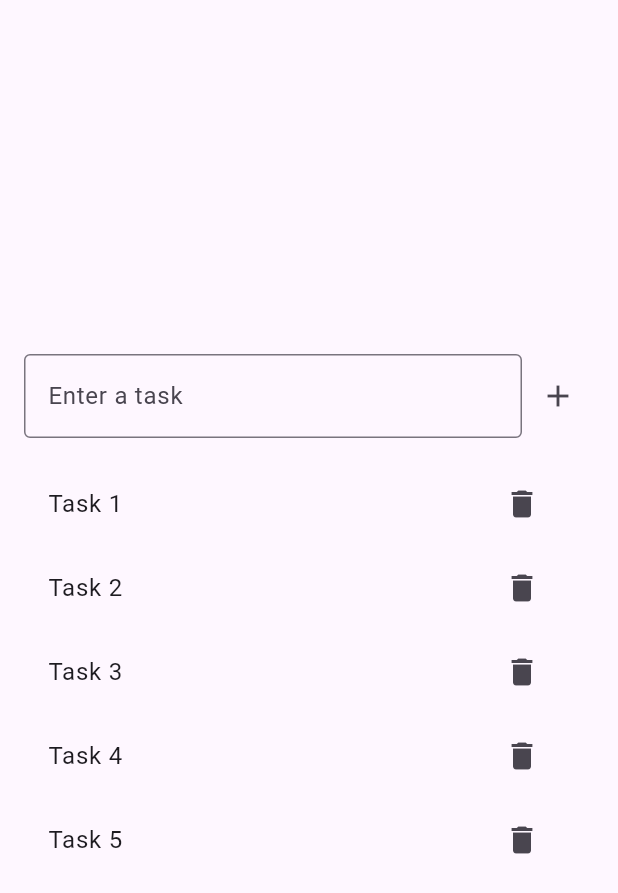
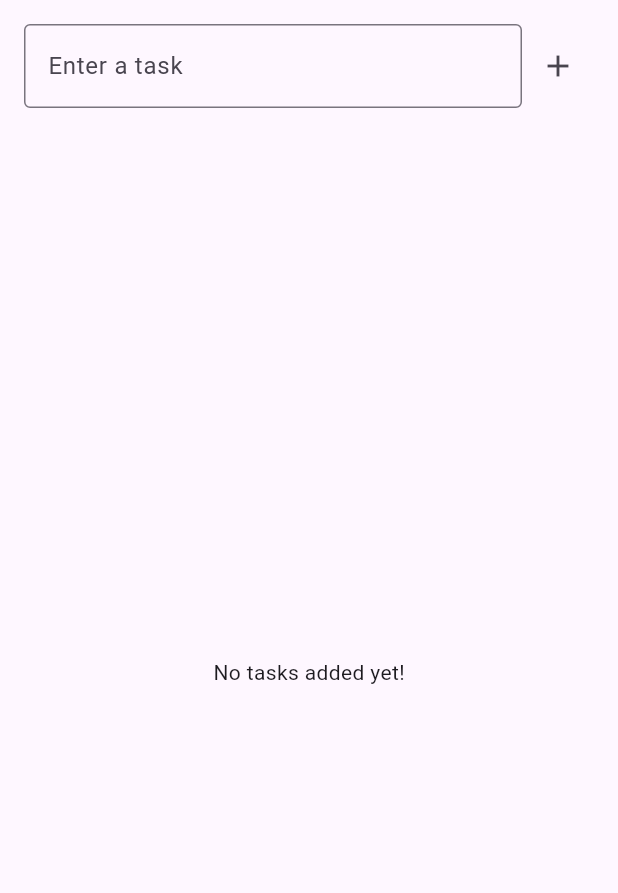
Before and after one commit to Sandun-Induranga/todo_list_using_cubit, a Flutter app: the screen it shows after launch, on a phone screen of 412 x 824 dp. Shown: the top 893 px of the screen. Run offline on Flutter 3.47's test engine with Material 3 defaults, Android fonts, the phone set to English and light mode, and no system bars; our stand-ins replace flutter_bloc.

Commit message:
implement dynamic task list in HomeView with TodoCubit integration

```diff
--- a/lib/presentation/views/home_view.dart
+++ b/lib/presentation/views/home_view.dart
@@ -46,12 +46,32 @@ class HomeView extends StatelessWidget {
               ],
             ),
             const SizedBox(height: 16),
-            ListView.builder(
+            Expanded(
+              child: BlocBuilder<TodoCubit, TodoState>(
+                builder: (context, state) {
+                  if(state.todos.isEmpty){
+                    return const Center(
+                      child: Text('No tasks added yet!'),
+                    );
+                  }
+                  return ListView.builder(
                     shrinkWrap: true,
-              itemCount: 5,
+                    itemCount: state.todos.length,
                     itemBuilder: (context, index) {
+                      final todo = state.todos[index];
                       return ListTile(
-                  title: Text('Task ${index + 1}'),
+                        leading: Checkbox(
+                          value: todo.isCompleted,
+                          onChanged: (value) => context.read<TodoCubit>().toggleTodo(todo.id),
+                        ),
+                        title: Text(
+                          todo.title,
+                          style: TextStyle(
+                            decoration: todo.isCompleted
+                                ? TextDecoration.lineThrough
+                                : TextDecoration.none,
+                          ),
+                        ),
                         trailing: IconButton(
                           icon: const Icon(Icons.delete),
                           onPressed: () {
@@ -60,6 +80,9 @@ class HomeView extends StatelessWidget {
                         ),
                       );
                     },
+                  );
+                }
+              ),
             ),
           ],
         ),
```
Lines whose indentation alone changed are shown as unchanged.
